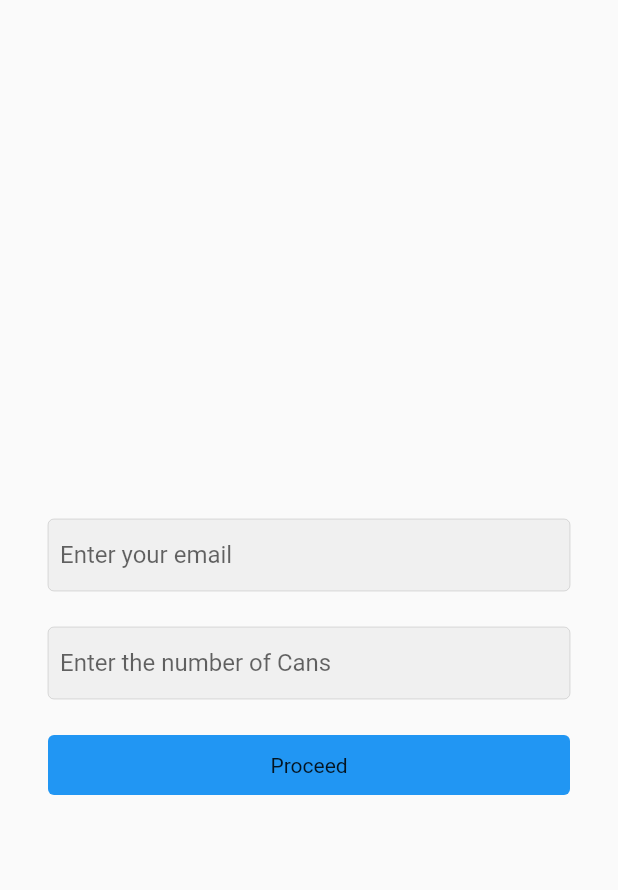
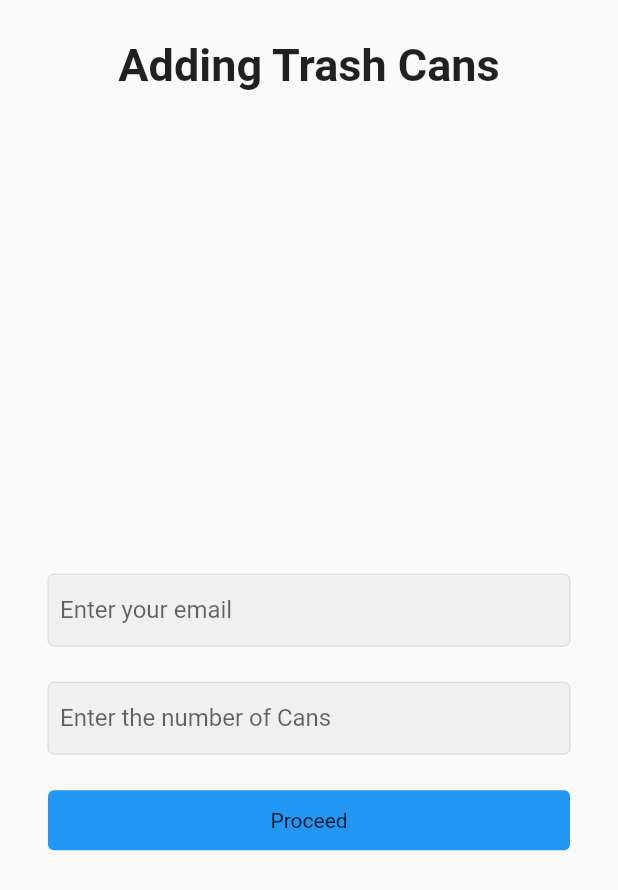
Before and after one commit to rukasuamarike/RecycleHub, a Flutter app: the TurnCans screen opened directly, on a phone screen of 412 x 824 dp. Shown: the top 890 px of the screen. Run offline on Flutter 3.47's test engine with Material 2 defaults, Android fonts, the phone set to English and light mode, and no system bars.

Commit message:
adding title for the turn in page

```diff
--- a/lib/screens/turn_cans.dart
+++ b/lib/screens/turn_cans.dart
@@ -36,6 +36,12 @@ class _TurnCansState extends State<TurnCans> {
                 child: Column(
                     crossAxisAlignment: CrossAxisAlignment.center,
                     children: [
+                      SizedBox(height: MediaQuery.of(context).size.width / 16),
+                      const Text("Adding Trash Cans",
+                          style: TextStyle(
+                              fontSize: 30, fontWeight: FontWeight.bold)),
+                      SizedBox(height: MediaQuery.of(context).size.width / 32),
+
                       Flexible(child: Container(), flex: 2),
                       const SizedBox(height: 64),
                       //text field for email
```
